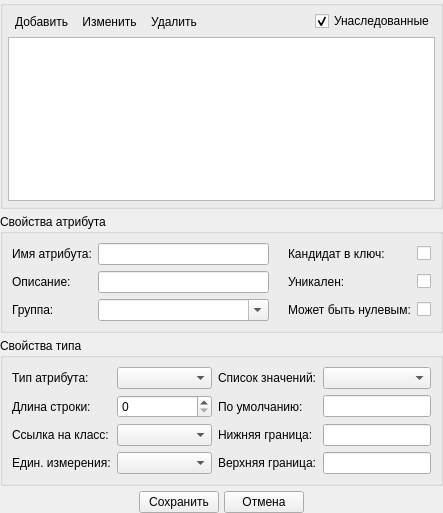
First picture: the form in src/plugins/modeleride/attrwidget.ui, repository rdnvndr/raindrop, before the edit.
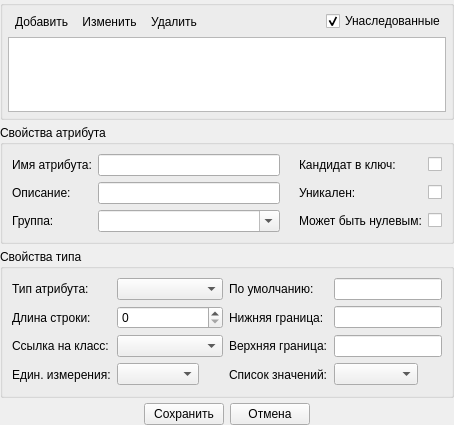
Second picture: the form after the edit. Icons and pictures are not drawn. Custom widgets are drawn as their Qt base class.

```diff
--- a/src/plugins/modeleride/attrwidget.ui
+++ b/src/plugins/modeleride/attrwidget.ui
@@ -6,8 +6,8 @@
    <rect>
     <x>0</x>
     <y>0</y>
-    <width>443</width>
-    <height>513</height>
+    <width>454</width>
+    <height>425</height>
    </rect>
   </property>
   <property name="windowTitle">
@@ -283,13 +283,6 @@
       <item row="2" column="1">
        <widget class="TreeComboBox" name="comboBoxLinkAttr"/>
       </item>
-      <item row="0" column="2">
-       <widget class="QLabel" name="labelLov">
-        <property name="text">
-         <string>Список значений:</string>
-        </property>
-       </widget>
-      </item>
       <item row="1" column="0">
        <widget class="QLabel" name="labelStringLen">
         <property name="text">
@@ -297,9 +290,6 @@
         </property>
        </widget>
       </item>
-      <item row="3" column="1">
-       <widget class="TreeComboBox" name="comboBoxUnitAttr"/>
-      </item>
       <item row="1" column="1">
        <widget class="QSpinBox" name="spinBoxStringLen">
         <property name="sizePolicy">
@@ -338,37 +328,89 @@
        </widget>
       </item>
       <item row="0" column="3">
-       <widget class="QComboBox" name="comboBoxLov"/>
+       <widget class="QLineEdit" name="lineEditDefaultValue"/>
       </item>
-      <item row="1" column="2">
+      <item row="1" column="3">
+       <widget class="QLineEdit" name="lineEditLowerBound"/>
+      </item>
+      <item row="2" column="3">
+       <widget class="QLineEdit" name="lineEditUpperBound"/>
+      </item>
+      <item row="0" column="2">
        <widget class="QLabel" name="labelDefaultValue">
         <property name="text">
          <string>По умолчанию:</string>
         </property>
        </widget>
       </item>
-      <item row="1" column="3">
-       <widget class="QLineEdit" name="lineEditDefaultValue"/>
-      </item>
-      <item row="2" column="2">
+      <item row="1" column="2">
        <widget class="QLabel" name="labelLowerBound">
         <property name="text">
          <string>Нижняя граница:</string>
         </property>
        </widget>
       </item>
-      <item row="2" column="3">
-       <widget class="QLineEdit" name="lineEditLowerBound"/>
-      </item>
-      <item row="3" column="2">
+      <item row="2" column="2">
        <widget class="QLabel" name="labelUpperBound">
         <property name="text">
          <string>Верхняя граница:</string>
         </property>
        </widget>
       </item>
+      <item row="3" column="2">
+       <widget class="QLabel" name="labelLov">
+        <property name="text">
+         <string>Список значений:</string>
+        </property>
+       </widget>
+      </item>
       <item row="3" column="3">
-       <widget class="QLineEdit" name="lineEditUpperBound"/>
+       <layout class="QHBoxLayout" name="horizontalLayoutLov">
+        <property name="spacing">
+         <number>0</number>
+        </property>
+        <item>
+         <widget class="QComboBox" name="comboBoxLov"/>
+        </item>
+        <item>
+         <widget class="QToolButton" name="toolButtonLovClean">
+          <property name="text">
+           <string/>
+          </property>
+          <property name="icon">
+           <iconset resource="../treedockwidget/treedockwidget.qrc">
+            <normaloff>:/editclean</normaloff>:/editclean</iconset>
+          </property>
+          <property name="autoRaise">
+           <bool>true</bool>
+          </property>
+         </widget>
+        </item>
+       </layout>
+      </item>
+      <item row="3" column="1">
+       <layout class="QHBoxLayout" name="horizontalLayoutUnitAttr">
+        <property name="spacing">
+         <number>0</number>
+        </property>
+        <item>
+         <widget class="TreeComboBox" name="comboBoxUnitAttr"/>
+        </item>
+        <item>
+         <widget class="QToolButton" name="toolButtonUnitAttrClean">
+          <property name="text">
+           <string/>
+          </property>
+          <property name="icon">
+           <iconset resource="../treedockwidget/treedockwidget.qrc">
+            <normaloff>:/editclean</normaloff>:/editclean</iconset>
+          </property>
+          <property name="autoRaise">
+           <bool>true</bool>
+          </property>
+         </widget>
+        </item>
+       </layout>
       </item>
      </layout>
      <zorder>labelTypeAttr</zorder>
@@ -391,6 +433,9 @@
    </item>
    <item>
     <layout class="QHBoxLayout" name="horizontalLayoutAttrSave">
+     <property name="spacing">
+      <number>6</number>
+     </property>
      <item>
       <spacer name="horizontalSpacerLeftAttr">
        <property name="orientation">
```
Left out of the diff: 13 changed lines with no effect on the pictures.
